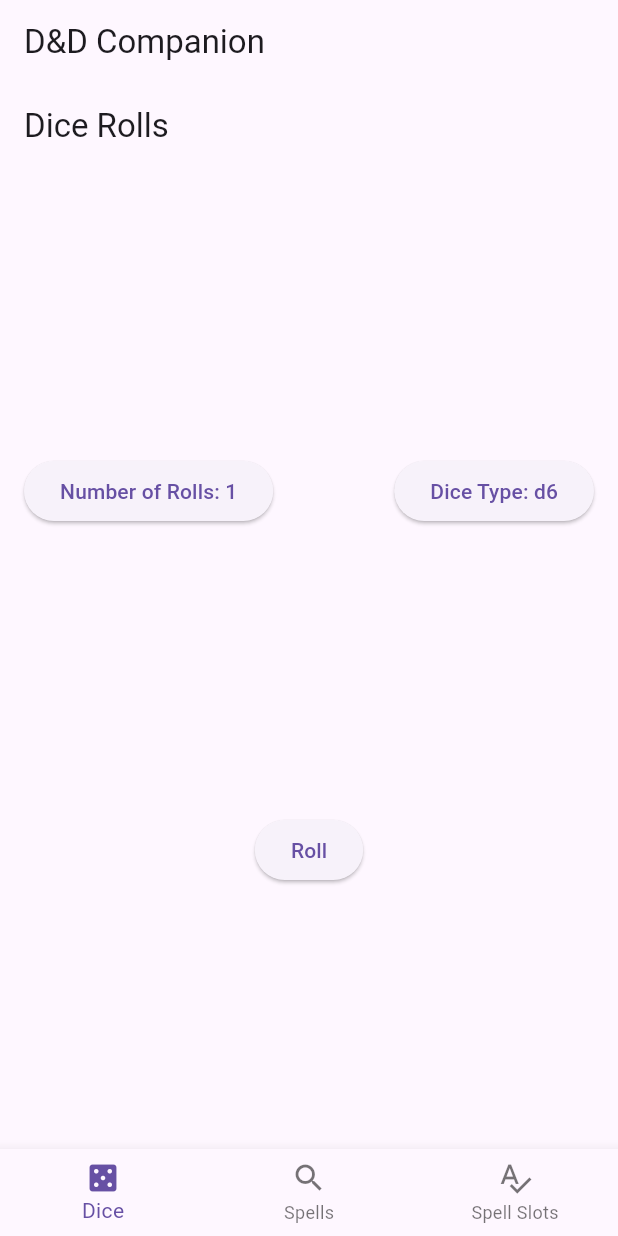
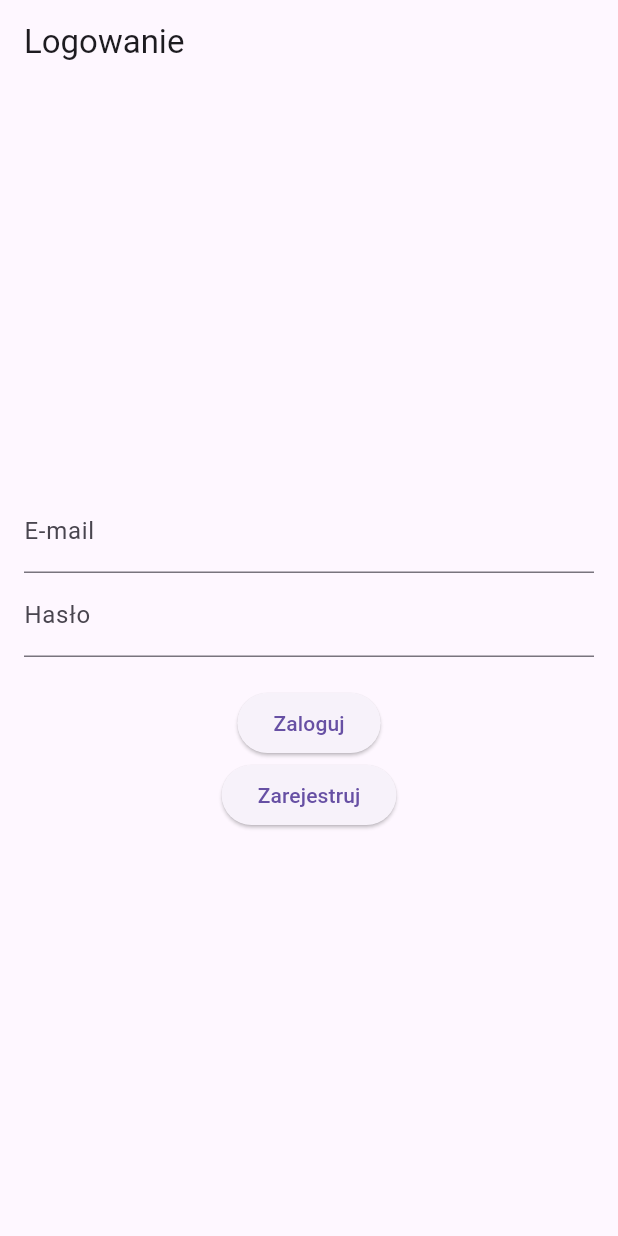
Before and after one commit to AlGoldyn/DnD_Companion, a Flutter app: the screen it shows after launch, on a phone screen of 412 x 824 dp. Run offline on Flutter 3.47's test engine with Material 3 defaults, Android fonts, the phone set to English and light mode, and no system bars; our stand-ins replace firebase_auth, firebase_core, shared_preferences; accounts and stored records are empty.

Commit message:
logowanie i fixowanie

```diff
--- a/lib/main.dart
+++ b/lib/main.dart
@@ -3,14 +3,16 @@ import 'package:provider/provider.dart';
 import './providers/spell_provider.dart';
 import './providers/spell_slot_provider.dart';
 import './screens/main_screen.dart';
+import './screens/login_screen.dart'; // Importujemy ekran logowania
 import 'package:firebase_core/firebase_core.dart';
 import 'firebase_options.dart';
+import 'package:firebase_auth/firebase_auth.dart'; // Firebase Auth do sprawdzenia użytkownika
 
 Future<void> main() async {
   WidgetsFlutterBinding.ensureInitialized();
   await Firebase.initializeApp(
-  options: DefaultFirebaseOptions.currentPlatform,
-);
+    options: DefaultFirebaseOptions.currentPlatform,
+  );
   runApp(MyApp());
 }
 
@@ -20,15 +22,35 @@ class MyApp extends StatelessWidget {
     return MultiProvider(
       providers: [
         ChangeNotifierProvider(create: (context) => SpellProvider()),
-        ChangeNotifierProvider(create: (context) => SpellSlotProvider()), // Added SpellSlotProvider
+        ChangeNotifierProvider(create: (context) => SpellSlotProvider()),
       ],
       child: MaterialApp(
         title: 'D&D Spells',
         theme: ThemeData(
           primarySwatch: Colors.blue,
         ),
-        home: MainScreen(),
+        home: AuthWrapper(), // Używamy AuthWrapper zamiast MainScreen
       ),
     );
   }
 }
+
+// Dodajemy AuthWrapper jako kontroler widoków
+class AuthWrapper extends StatelessWidget {
+  @override
+  Widget build(BuildContext context) {
+    return StreamBuilder<User?>(
+      stream: FirebaseAuth.instance.authStateChanges(), // Nasłuchujemy zmian stanu użytkownika
+      builder: (context, snapshot) {
+        if (snapshot.connectionState == ConnectionState.waiting) {
+          return Center(child: CircularProgressIndicator()); // Ekran ładowania
+        }
+        if (snapshot.hasData) {
+          return MainScreen(); // Użytkownik zalogowany -> pokazujemy MainScreen
+        } else {
+          return LoginScreen(); // Użytkownik niezalogowany -> pokazujemy LoginScreen
+        }
+      },
+    );
+  }
+}
--- /dev/null
+++ b/lib/screens/login_screen.dart
@@ -0,0 +1,78 @@
+import 'package:flutter/material.dart';
+import 'package:firebase_auth/firebase_auth.dart';
+
+class LoginScreen extends StatefulWidget {
+  @override
+  _LoginScreenState createState() => _LoginScreenState();
+}
+
+class _LoginScreenState extends State<LoginScreen> {
+  final FirebaseAuth _auth = FirebaseAuth.instance;
+  final TextEditingController _emailController = TextEditingController();
+  final TextEditingController _passwordController = TextEditingController();
+
+  Future<void> login() async {
+    try {
+      await _auth.signInWithEmailAndPassword(
+        email: _emailController.text.trim(),
+        password: _passwordController.text.trim(),
+      );
+      ScaffoldMessenger.of(context).showSnackBar(SnackBar(
+        content: Text("Zalogowano pomyślnie!"),
+      ));
+    } catch (e) {
+      ScaffoldMessenger.of(context).showSnackBar(SnackBar(
+        content: Text("Błąd logowania: $e"),
+      ));
+    }
+  }
+
+  Future<void> register() async {
+    try {
+      await _auth.createUserWithEmailAndPassword(
+        email: _emailController.text.trim(),
+        password: _passwordController.text.trim(),
+      );
+      ScaffoldMessenger.of(context).showSnackBar(SnackBar(
+        content: Text("Konto zostało utworzone!"),
+      ));
+    } catch (e) {
+      ScaffoldMessenger.of(context).showSnackBar(SnackBar(
+        content: Text("Błąd rejestracji: $e"),
+      ));
+    }
+  }
+
+  @override
+  Widget build(BuildContext context) {
+    return Scaffold(
+      appBar: AppBar(title: Text("Logowanie")),
+      body: Padding(
+        padding: const EdgeInsets.all(16.0),
+        child: Column(
+          mainAxisAlignment: MainAxisAlignment.center,
+          children: [
+            TextField(
+              controller: _emailController,
+              decoration: InputDecoration(labelText: "E-mail"),
+            ),
+            TextField(
+              controller: _passwordController,
+              decoration: InputDecoration(labelText: "Hasło"),
+              obscureText: true,
+            ),
+            SizedBox(height: 20),
+            ElevatedButton(
+              onPressed: login,
+              child: Text("Zaloguj"),
+            ),
+            ElevatedButton(
+              onPressed: register,
+              child: Text("Zarejestruj"),
+            ),
+          ],
+        ),
+      ),
+    );
+  }
+}
--- a/lib/screens/spell_slot_screen.dart
+++ b/lib/screens/spell_slot_screen.dart
@@ -87,7 +87,7 @@ class _SpellSlotScreenState extends State<SpellSlotScreen> {
           ),
           ElevatedButton(
             onPressed: () {
-              spellSlotProvider.resetSpellSlots();
+              spellSlotProvider.resetSpellSlots(selectedLevel);
             },
             child: Text('Long Rest'),
           ),
--- a/pubspec.yaml
+++ b/pubspec.yaml
@@ -39,6 +39,7 @@ dependencies:
   # Use with the CupertinoIcons class for iOS style icons.
   cupertino_icons: ^1.0.8
   firebase_core: ^3.10.1
+  firebase_auth: ^5.4.1
 
 dev_dependencies:
   flutter_test:
```
Also changed, not shown: lib/providers/login_provider.dart (added, +9 -0 lines), lib/providers/spell_slot_provider.dart (+5 -2 lines), lib/screens/main_screen.dart (+30 -1 lines), pubspec.lock, 3 other files.
